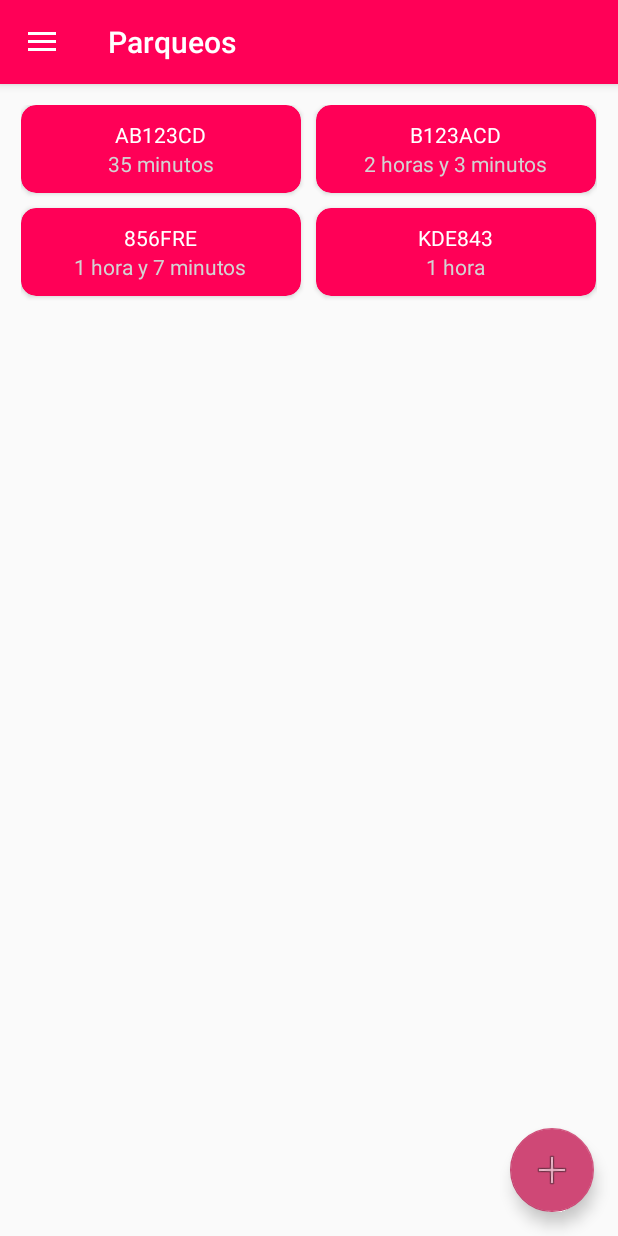
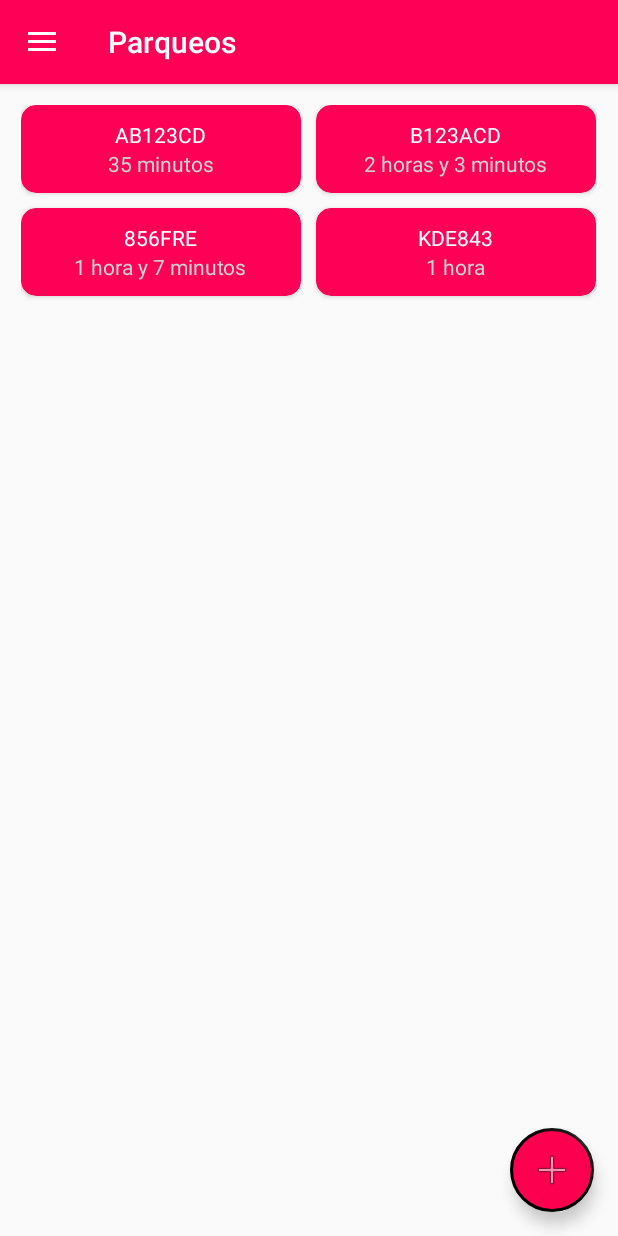
Before and after one commit to AleTid5/UTN_PAII_TP3, an Android app: the screen it shows after launch (System), after a tap on "INICIAR SESIÓN", on a phone screen of 412 x 824 dp. Run offline under Robolectric (Android 15) with nearby library versions, the phone set to English and light mode, and no system bars; our stand-ins replace navigation-ui.

Commit message:
Button styled

```diff
--- a/app/src/main/res/layout/fragment_parking.xml
+++ b/app/src/main/res/layout/fragment_parking.xml
@@ -12,7 +12,12 @@
         android:layout_height="wrap_content"
         android:layout_gravity="bottom|end"
         android:layout_margin="@dimen/fab_margin"
+        android:backgroundTint="#FC004F"
+        android:clickable="true"
+        android:focusable="true"
         android:rotation="45"
+        app:backgroundTint="#000000"
+        app:borderWidth="2dp"
         app:layout_constraintBottom_toBottomOf="@+id/grid_parking_view"
         app:layout_constraintEnd_toEndOf="parent"
         app:srcCompat="@android:drawable/ic_menu_close_clear_cancel"
```
